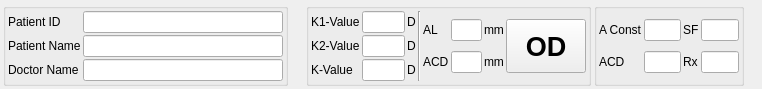
First picture: the form in calculator_patient.ui, repository siborion/siborion_american_scan, before the edit.
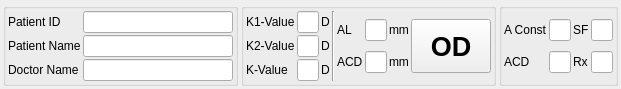
Second picture: the form after the edit. Custom widgets are drawn as their Qt base class.

The edit to the form file:
```diff
--- a/calculator_patient.ui
+++ b/calculator_patient.ui
@@ -6,8 +6,8 @@
    <rect>
     <x>0</x>
     <y>0</y>
-    <width>762</width>
-    <height>76</height>
+    <width>606</width>
+    <height>78</height>
    </rect>
   </property>
   <property name="windowTitle">
@@ -334,13 +334,13 @@
        <widget class="QLineEdit" name="lePatientId">
         <property name="minimumSize">
          <size>
-          <width>200</width>
+          <width>150</width>
           <height>0</height>
          </size>
         </property>
         <property name="maximumSize">
          <size>
-          <width>200</width>
+          <width>150</width>
           <height>16777215</height>
          </size>
         </property>
@@ -367,13 +367,13 @@
        <widget class="QLineEdit" name="lePatientName">
         <property name="minimumSize">
          <size>
-          <width>200</width>
+          <width>150</width>
           <height>0</height>
          </size>
         </property>
         <property name="maximumSize">
          <size>
-          <width>200</width>
+          <width>150</width>
           <height>16777215</height>
          </size>
         </property>
@@ -386,13 +386,13 @@
        <widget class="QLineEdit" name="leDoctorName">
         <property name="minimumSize">
          <size>
-          <width>200</width>
+          <width>150</width>
           <height>0</height>
          </size>
         </property>
         <property name="maximumSize">
          <size>
-          <width>200</width>
+          <width>150</width>
           <height>16777215</height>
          </size>
         </property>
```
